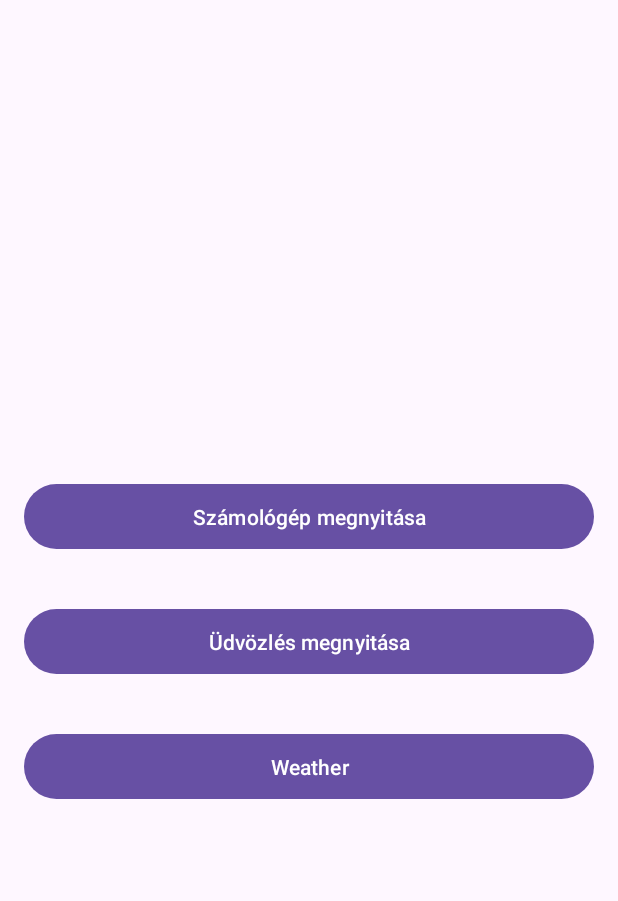
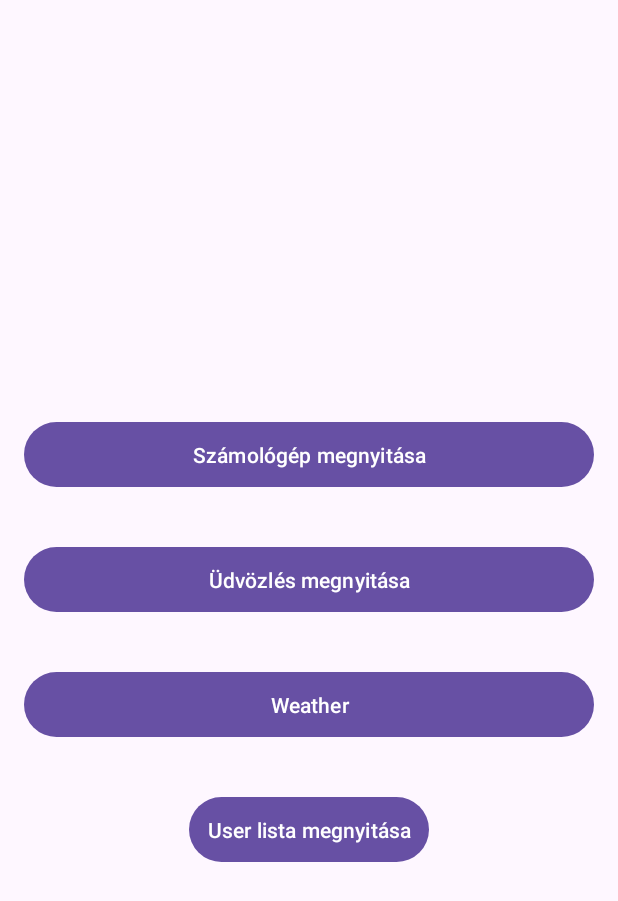
Before and after one commit to pmarcell-menemjo/KotlinBasics, an Android app: the screen it shows after launch (MainActivity), on a phone screen of 412 x 824 dp. Shown: the top 901 px of the screen. Run offline under Robolectric (Android 15) with nearby library versions, the phone set to English and light mode, and no system bars.

Commit message:
commit 01.21. mainactivity

```diff
--- a/app/src/main/java/com/example/myapplication/MainActivity.kt
+++ b/app/src/main/java/com/example/myapplication/MainActivity.kt
@@ -1,5 +1,6 @@
 package com.example.myapplication
 
+import android.annotation.SuppressLint
 import android.content.Intent
 import android.os.Bundle
 import android.widget.Button
@@ -15,6 +16,7 @@ class MainActivity : AppCompatActivity() {
     private lateinit var openCalculatorButton: Button
     private lateinit var openGreetingButton: Button
     private lateinit var openWeatherButton: Button
+    private lateinit var openUserListButton: Button
 
     /*
     data class University(
@@ -297,6 +299,7 @@ class MainActivity : AppCompatActivity() {
      */
 
 
+    @SuppressLint("MissingInflatedId")
     override fun onCreate(savedInstanceState: Bundle?) {
         super.onCreate(savedInstanceState)
         enableEdgeToEdge()
@@ -310,12 +313,12 @@ class MainActivity : AppCompatActivity() {
         openCalculatorButton = findViewById(R.id.openCalculatorButton)
         openGreetingButton = findViewById(R.id.openGreetingButton)
         openWeatherButton = findViewById(R.id.weatherButton)
+        openUserListButton = findViewById(R.id.openUserListButton)
 
         openCalculatorButton.setOnClickListener{
             val intent = Intent(this, CalculatorActivity::class.java)
             startActivity(intent)
         }
-
         openGreetingButton.setOnClickListener{
             val intent = Intent(this, GreetingsActivity::class.java)
             startActivity(intent)
@@ -324,5 +327,9 @@ class MainActivity : AppCompatActivity() {
             val intent = Intent(this, WeatherActivity::class.java)
             startActivity(intent)
         }
+        openUserListButton.setOnClickListener{
+            val intent = Intent(this, UserListActivity::class.java)
+            startActivity(intent)
+        }
     } // ONCREATE
 }
--- a/app/src/main/java/com/example/myapplication/UserListActivity.kt
+++ b/app/src/main/java/com/example/myapplication/UserListActivity.kt
@@ -5,7 +5,9 @@ import androidx.activity.enableEdgeToEdge
 import androidx.appcompat.app.AppCompatActivity
 import androidx.core.view.ViewCompat
 import androidx.core.view.WindowInsetsCompat
+import androidx.recyclerview.widget.LinearLayoutManager
 import androidx.recyclerview.widget.RecyclerView
+import com.example.myapplication.adapter.UserAdapter
 import com.example.myapplication.model.User
 
 class UserListActivity : AppCompatActivity() {
@@ -34,6 +36,8 @@ class UserListActivity : AppCompatActivity() {
         )
 
         val recyclerView: RecyclerView = findViewById(R.id.userListRecyclerView)
+        recyclerView.layoutManager = LinearLayoutManager(this)
+        recyclerView.adapter = UserAdapter(users)
 
     } //oncreate
 }
--- a/app/src/main/res/layout/activity_main.xml
+++ b/app/src/main/res/layout/activity_main.xml
@@ -34,6 +34,14 @@
         android:padding="12dp"
         android:layout_marginTop="32dp"/>
 
+    <Button
+        android:id="@+id/openUserListButton"
+        android:layout_width="wrap_content"
+        android:layout_height="wrap_content"
+        android:text="User lista megnyitása"
+        android:padding="12dp"
+        android:layout_marginTop="32dp" />
+
 
 
 </LinearLayout>
```
